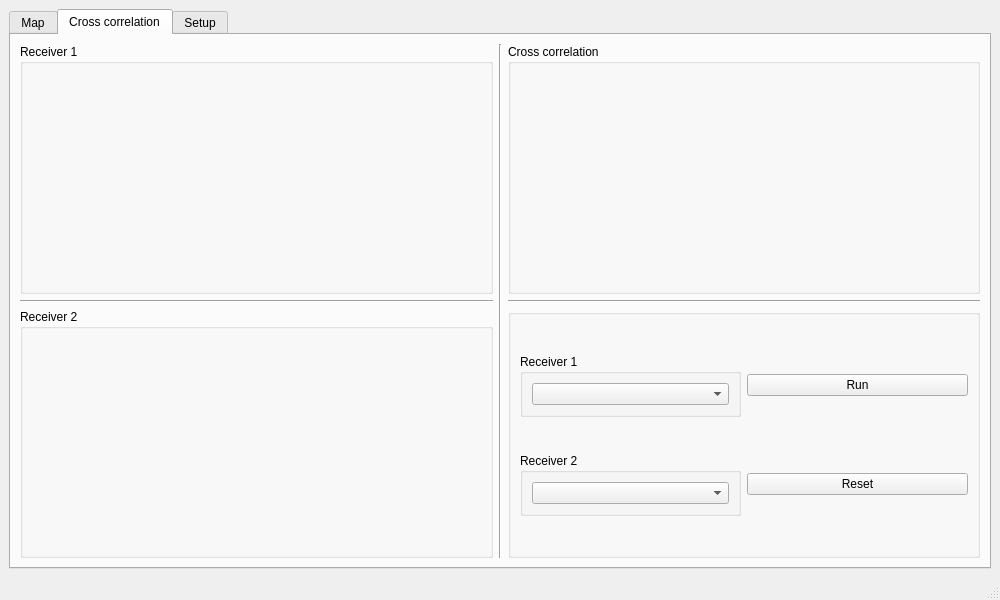
The window that python/main_window.ui (rwth-ti/gr-localization) describes before a commit, drawn with Qt 5.
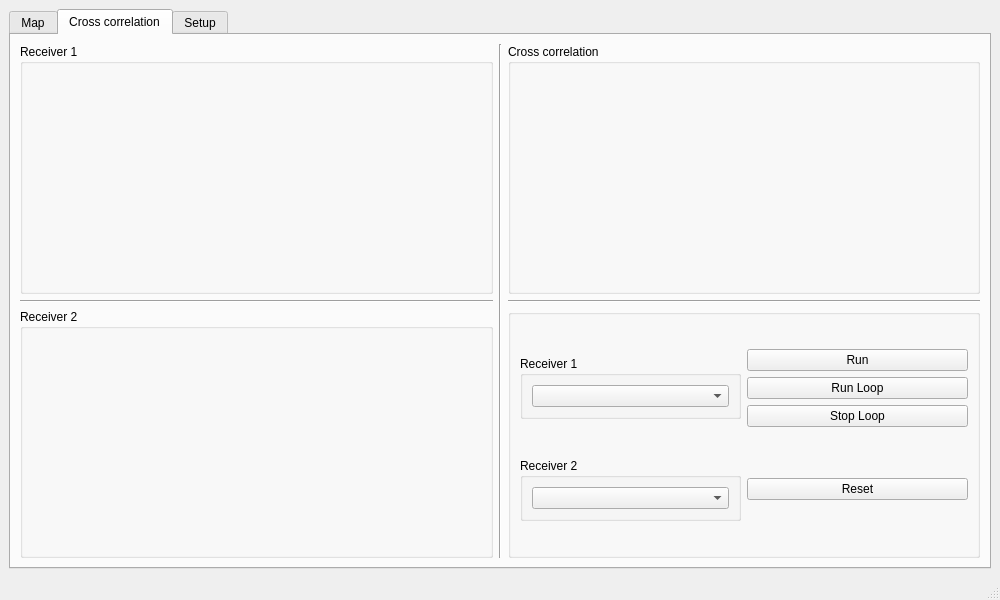
The same window after the commit. The open tabs and pages were chosen to show the change. Custom widgets are drawn as their Qt base class.

Commit message: add loop correlation

What changed in the file:
```diff
--- a/python/main_window.ui
+++ b/python/main_window.ui
@@ -222,14 +222,7 @@
              </layout>
             </widget>
            </item>
-           <item row="0" column="1">
-            <widget class="QPushButton" name="pushButtonRunReceivers">
-             <property name="text">
-              <string>Run</string>
-             </property>
-            </widget>
-           </item>
-           <item row="1" column="0">
+           <item row="2" column="0">
             <widget class="QGroupBox" name="groupBox_9">
              <property name="sizePolicy">
               <sizepolicy hsizetype="Preferred" vsizetype="Fixed">
@@ -247,13 +240,38 @@
              </layout>
             </widget>
            </item>
-           <item row="1" column="1">
+           <item row="2" column="1">
             <widget class="QPushButton" name="pushButtonResetReceivers">
              <property name="text">
               <string>Reset</string>
              </property>
             </widget>
            </item>
+           <item row="0" column="1">
+            <layout class="QVBoxLayout" name="verticalLayout_5">
+             <item>
+              <widget class="QPushButton" name="pushButtonRunReceivers">
+               <property name="text">
+                <string>Run</string>
+               </property>
+              </widget>
+             </item>
+             <item>
+              <widget class="QPushButton" name="pushButtonRunReceiversLoop">
+               <property name="text">
+                <string>Run Loop</string>
+               </property>
+              </widget>
+             </item>
+             <item>
+              <widget class="QPushButton" name="pushButtonStopReceiversLoop">
+               <property name="text">
+                <string>Stop Loop</string>
+               </property>
+              </widget>
+             </item>
+            </layout>
+           </item>
           </layout>
          </widget>
         </item>
```
The commit also changes 3 other files.
